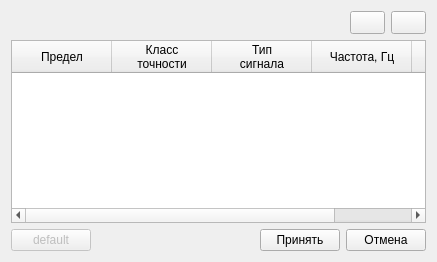
Old version of the form ui/scale_limits_dialog.ui in the repository irsural/calibrator_pc.
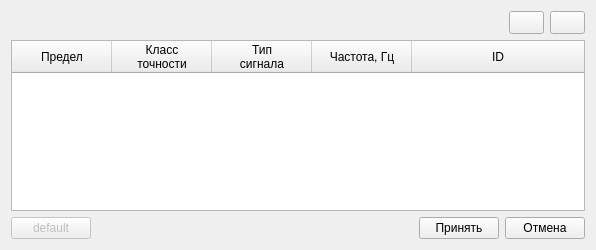
New version of the form. Icons and pictures are not drawn.

Patch:
```diff
--- a/ui/scale_limits_dialog.ui
+++ b/ui/scale_limits_dialog.ui
@@ -6,8 +6,8 @@
    <rect>
     <x>0</x>
     <y>0</y>
-    <width>437</width>
-    <height>262</height>
+    <width>596</width>
+    <height>250</height>
    </rect>
   </property>
   <property name="windowTitle">
```
